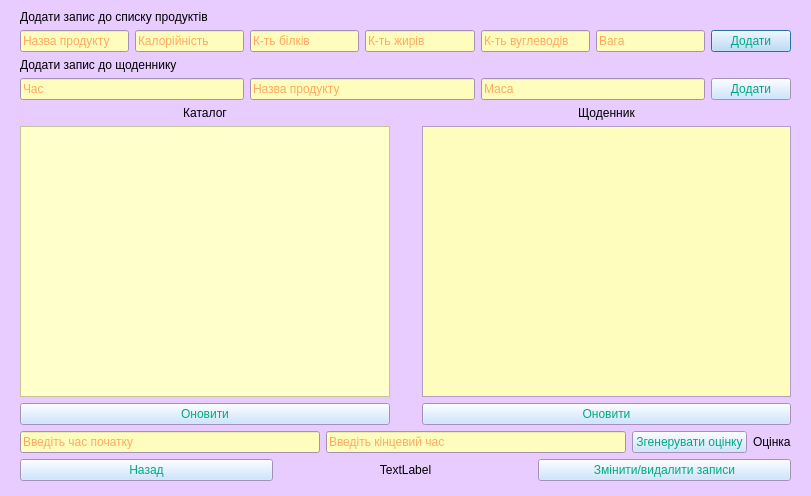
This is foodform.ui in Stalkeroid13/Health_statistic as Qt 5 draws it before an edit. The edited form follows.
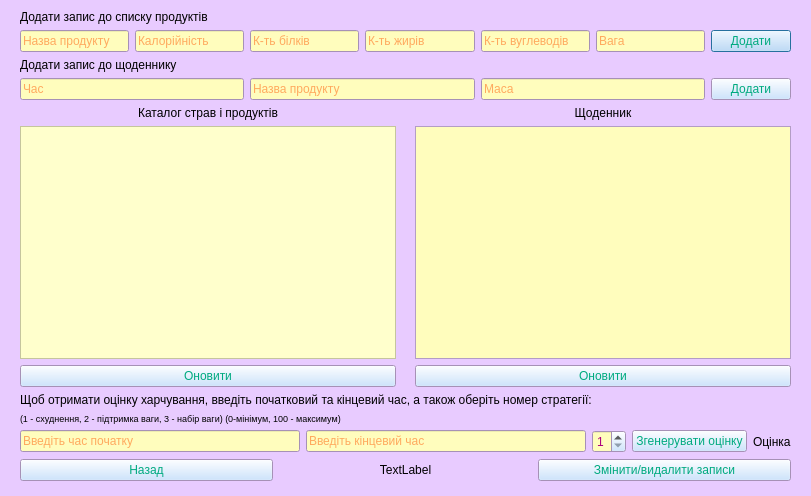
This is the edited form.

What changed in the file:
```diff
--- a/foodform.ui
+++ b/foodform.ui
@@ -629,7 +629,7 @@
       <item row="0" column="0">
        <widget class="QLabel" name="label_2">
         <property name="text">
-         <string>Каталог</string>
+         <string>Каталог страв і продуктів</string>
         </property>
         <property name="alignment">
          <set>Qt::AlignmentFlag::AlignCenter</set>
@@ -639,7 +639,7 @@
       <item row="0" column="1">
        <widget class="QLabel" name="label_7">
         <property name="text">
-         <string>      </string>
+         <string/>
         </property>
        </widget>
       </item>
@@ -652,6 +652,25 @@
       </item>
      </layout>
     </item>
+    <item>
+     <widget class="QLabel" name="label_8">
+      <property name="text">
+       <string>Щоб отримати оцінку харчування, введіть початковий та кінцевий час, а також оберіть номер стратегії:</string>
+      </property>
+     </widget>
+    </item>
+    <item>
+     <widget class="QLabel" name="label_9">
+      <property name="font">
+       <font>
+        <pointsize>7</pointsize>
+       </font>
+      </property>
+      <property name="text">
+       <string>(1 - схуднення, 2 - підтримка ваги, 3 - набір ваги) (0-мінімум, 100 - максимум)</string>
+      </property>
+     </widget>
+    </item>
     <item>
      <layout class="QHBoxLayout" name="horizontalLayout_3">
       <item>
@@ -671,6 +690,16 @@
         </property>
        </widget>
       </item>
+      <item>
+       <widget class="QSpinBox" name="spinBox">
+        <property name="minimum">
+         <number>1</number>
+        </property>
+        <property name="maximum">
+         <number>3</number>
+        </property>
+       </widget>
+      </item>
       <item>
        <widget class="QPushButton" name="pushButton">
         <property name="text">
```
